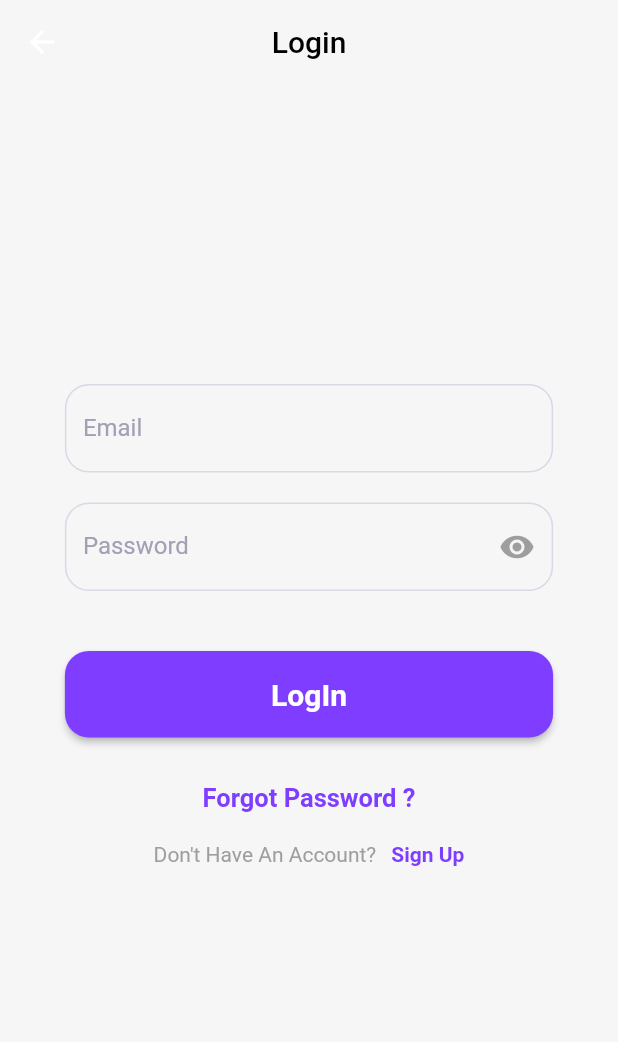
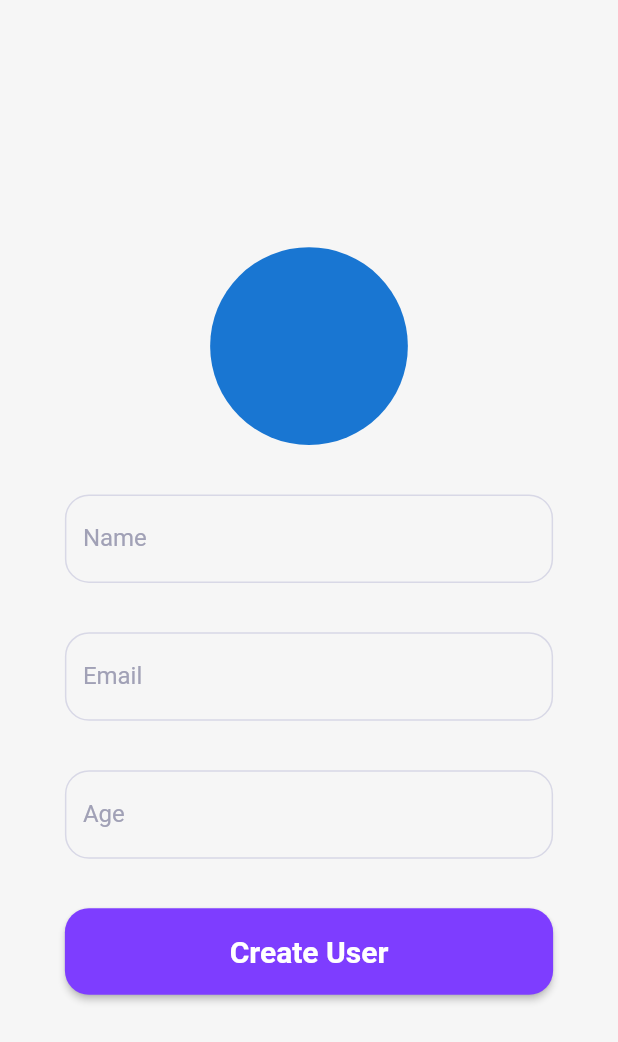
Before and after one commit to rahulsvaz/expense_manager, a Flutter app: the LoginScreen screen opened directly, on a phone screen of 412 x 824 dp. Shown: the top 1042 px of the screen. Run offline on Flutter 3.47's test engine with Material 2 defaults, Android fonts, the phone set to English and light mode, and no system bars; our stand-ins replace flutter_onboarding_slider, get, google_nav_bar, iconly; missing offline and left inert: flutter_swipe_button, sliding_switch.

```diff
--- a/lib/view/screens/login_screen.dart
+++ b/lib/view/screens/login_screen.dart
@@ -1,8 +1,5 @@
-import 'package:expense_manager/view/screens/g_nav.dart';
 import 'package:expense_manager/view/screens/home_screen.dart';
 import 'package:expense_manager/viewModel/constants/colors/colors.dart';
-import 'package:expense_manager/viewModel/controllers/text_field_controller.dart';
-import 'package:expense_manager/viewModel/methods/textStyle.dart';
 import 'package:expense_manager/viewModel/methods/validators.dart';
 import 'package:expense_manager/viewModel/widgets/login_sign_up_button.dart';
 import 'package:expense_manager/viewModel/widgets/size.dart';
@@ -14,53 +11,51 @@ class LoginScreen extends StatelessWidget {
   const LoginScreen({super.key});
   @override
   Widget build(BuildContext context) {
-    final TextfieldController surffixController =
-        Get.put(TextfieldController());
+    final width = MediaQuery.sizeOf(context).width;
+    final height = MediaQuery.sizeOf(context).height;
+
     final formKey = GlobalKey<FormState>();
-
     return Scaffold(
-        appBar: AppBar(
-          title: Text(
-            'Login',
-            style: appBartTextStyle(),
-          ),
-          centerTitle: true,
-          backgroundColor: Colors.transparent,
-          elevation: 0,
-        ),
         body: SingleChildScrollView(
       child: Form(
         key: formKey,
+        child: Center(
           child: Column(
-              mainAxisAlignment: MainAxisAlignment.center,
             crossAxisAlignment: CrossAxisAlignment.center,
             children: [
-                const Height100(),
-                const Height100(),
+              SizedBox(
+                height: height * 0.2,
+              ),
+              CircleAvatar(
+                radius: height * 0.08,
+              ),
+              SizedBox(
+                height: height * 0.04,
+              ),
+              const UserTextfield(
+                validator: nameValidator,
+                obscureText: false,
+                label: 'Name',
+              ),
+              SizedBox(
+                height: height * 0.04,
+              ),
               const UserTextfield(
                 validator: emailValidator,
                 obscureText: false,
                 label: 'Email',
               ),
-                const Height20(),
-                Obx(
-                  () => UserTextfield(
-                    validator: passwordValidator,
-                    obscureText: surffixController.isObscured.value,
-                    label: 'Password',
-                    surffix: IconButton(
-                      onPressed: () {
-                        surffixController
-                            .surffixChange(surffixController.isObscured.value);
-                      },
-                      icon: Icon(surffixController.isObscured.value
-                          ? Icons.visibility
-                          : Icons.visibility_off),
-                      color: Pallete.grey,
+              SizedBox(
+                height: height * 0.04,
               ),
+              const UserTextfield(
+                obscureText: false,
+                validator: ageValidator,
+                label: 'Age',
               ),
+              SizedBox(
+                height: height * 0.04,
               ),
-                const Height40(),
               LoginSignUpButton(
                   onPressed: () {
                     Get.to(const HomeScreen());
@@ -68,36 +63,11 @@ class LoginScreen extends StatelessWidget {
                       Get.back();
                     }
                   },
-                    label: 'LogIn',
+                  label: 'Create User',
                   buttonTextColor: Pallete.white,
                   backgroundColor: Pallete.buttonColor),
-                const Height30(),
-                Text(
-                  'Forgot Password ?',
-                  style: forgotPasswordStyle(),
-                ),
-                const Height20(),
-                GestureDetector(
-                  onTap: () {
-                    Get.to(const GnavNavigation());
-                  },
-                  child: Row(
-                    mainAxisAlignment: MainAxisAlignment.center,
-                    children: [
-                      Center(
-                          child: Text(
-                        "Don't Have An Account?",
-                        style: haveAccountStyle(),
-                      )),
-                      const Width10(),
-                      Text(
-                        'Sign Up',
-                        style: backToLoginStyle(),
-                      )
             ],
           ),
-                )
-              ],
         ),
       ),
     ));
--- a/lib/view/screens/start_up_screen.dart
+++ b/lib/view/screens/start_up_screen.dart
@@ -1,5 +1,5 @@
 import 'package:expense_manager/view/screens/login_screen.dart';
-import 'package:expense_manager/view/screens/sign_up_screen.dart';
+import 'package:expense_manager/trash/sign_up_screen.dart';
 import 'package:expense_manager/viewModel/widgets/size.dart';
 import 'package:expense_manager/viewModel/widgets/login_sign_up_button.dart';
 import 'package:expense_manager/viewModel/constants/colors/colors.dart';
--- a/lib/viewModel/widgets/expense_widget.dart
+++ b/lib/viewModel/widgets/expense_widget.dart
@@ -28,6 +28,7 @@ class ExpenseWidget extends StatelessWidget {
             cursorColor: Pallete.white,
             decoration: InputDecoration(
               border: InputBorder.none,
+             // prefixText: '₹',
               hintText: '₹0',
               hintStyle:
                   TextStyle(fontSize: height * 0.11, color: Pallete.white),
--- a/lib/viewModel/widgets/income_widget.dart
+++ b/lib/viewModel/widgets/income_widget.dart
@@ -1,6 +1,7 @@
 import 'package:expense_manager/viewModel/constants/colors/colors.dart';
 import 'package:expense_manager/viewModel/methods/border_decoration_addfielld.dart';
 import 'package:expense_manager/viewModel/widgets/attachment_button.dart';
+import 'package:expense_manager/viewModel/widgets/drop_down_button.dart';
 import 'package:expense_manager/viewModel/widgets/howMuch.dart';
 import 'package:expense_manager/viewModel/widgets/login_sign_up_button.dart';
 import 'package:flutter/material.dart';
@@ -47,6 +48,7 @@ class IncomeWidget extends StatelessWidget {
             child: SingleChildScrollView(
               child: Column(
                 children: [
+                  const DropDown(),
                   SizedBox(
                     height: height * 0.05,
                   ),
--- a/pubspec.yaml
+++ b/pubspec.yaml
@@ -52,6 +52,7 @@ dependencies:
   circular_menu: ^2.0.1
   custom_floating_action_button: ^0.0.3
   sliding_switch: ^1.1.0
+  flutter_onboarding_slider: ^1.0.11
 
 dev_dependencies:
   flutter_test:
@@ -93,6 +94,10 @@ flutter:
     - assets/images/logout.png
     - assets/images/settings.png
     - assets/images/wallet.png
+    - assets/images/onboarding/cash_hand.png
+    - assets/images/onboarding/control.png
+    - assets/images/onboarding/plan.png
+
   #   - images/a_dot_ham.jpeg
 
   # An image asset can refer to one or more resolution-specific "variants", see
```
Also changed, not shown: lib/main.dart (+3 -4 lines), lib/view/screens/on_boarding.dart (added, +66 -0 lines), lib/viewModel/widgets/drop_down_button.dart (+35 -0 lines), assets/images/onboarding/cash_hand.png (added), assets/images/onboarding/control.png (added), assets/images/onboarding/plan.png (added), lib/trash/sign_up_screen.dart (renamed from lib/view/screens/sign_up_screen.dart), pubspec.lock. Lines whose indentation alone changed are shown as unchanged.
